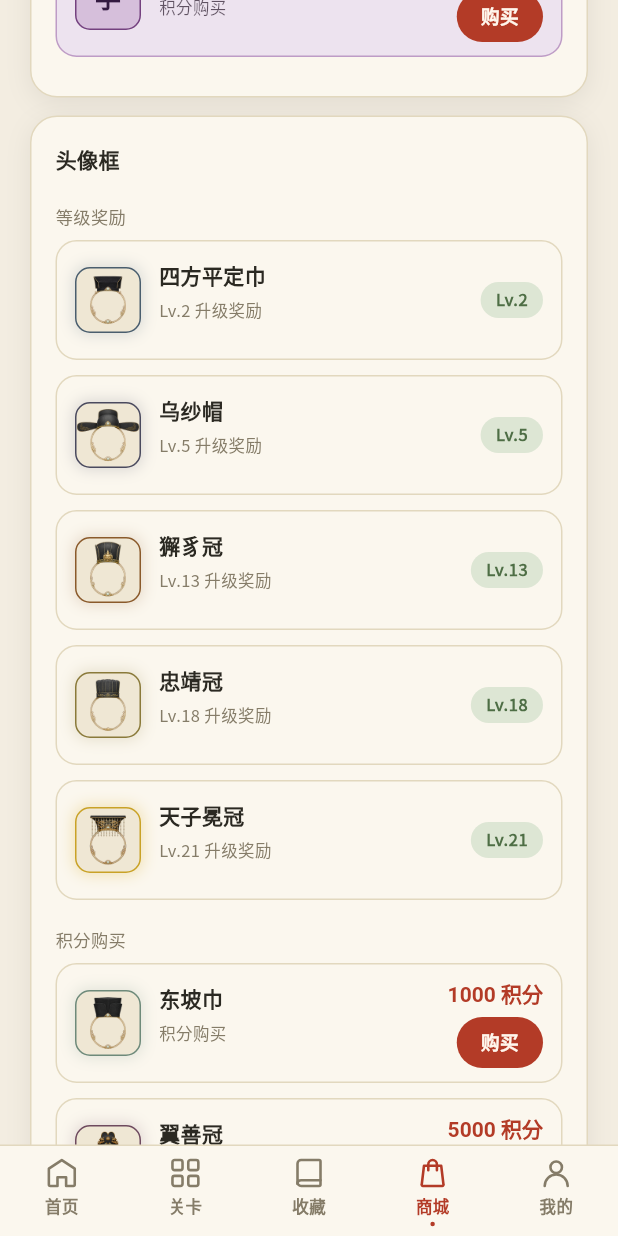
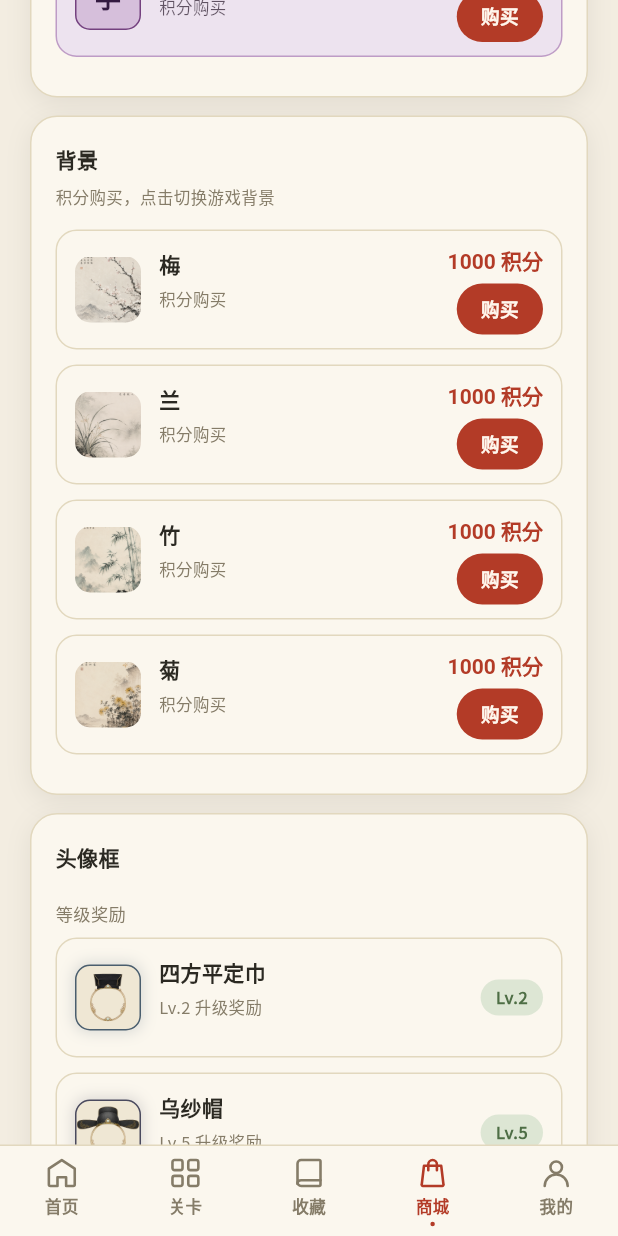
Before and after one commit to warrior2005/idiom_crossword, a Flutter app: the screen it shows after launch, item 4 of the bottom bar chosen, scrolled down 1728 dp, on a phone screen of 412 x 824 dp. Run offline on Flutter 3.47's test engine with Material 3 defaults, Android fonts, the phone set to English and light mode, and no system bars; our stand-ins replace audioplayers, drift, flutter_riverpod, flutter_svg, google_mobile_ads, image_picker and 1 more; missing offline and left inert: app_tracking_transparency, games_services, sqlite3; accounts and stored records are empty; generated files the repository leaves out were written again; Roboto replaces fonts that are missing (Noto Serif SC); statements that could not run were skipped.

Commit message:
添加背景图

```diff
--- a/lib/src/ui/screens/game_screen.dart
+++ b/lib/src/ui/screens/game_screen.dart
@@ -1385,13 +1385,14 @@ class _GameScreenState extends ConsumerState<GameScreen> {
 
   @override
   Widget build(BuildContext context) {
+    final activeBackground = ref.watch(playerProvider).activeBackground;
     return Scaffold(
       backgroundColor: AppColors.bg,
       body: Stack(
         children: [
           Positioned.fill(
             child: Image.asset(
-              'assets/images/background_default.png',
+              backgroundAsset(activeBackground),
               fit: BoxFit.cover,
             ),
           ),
--- a/lib/src/ui/screens/shop_screen.dart
+++ b/lib/src/ui/screens/shop_screen.dart
@@ -352,6 +352,32 @@ class _ShopScreenState extends ConsumerState<ShopScreen> {
     _showSnack('已切换头像框：${def?.name ?? id}');
   }
 
+  Future<void> _onBackgroundTap(
+    BuildContext context,
+    WidgetRef ref,
+    String id,
+  ) async {
+    final notifier = ref.read(playerProvider.notifier);
+    final player = ref.read(playerProvider);
+    final def = backgroundById(id);
+    final isOwned = player.ownedDecorations.contains('background_$id');
+    if (!isOwned && def != null) {
+      final confirmed = await _confirmPurchase(context, def.name, def.points);
+      if (!confirmed) return;
+      final ok = await notifier.spendPoints(def.points);
+      if (!ok) {
+        _showSnack('积分不足，可观看广告赚取积分');
+        return;
+      }
+      await notifier.unlockBackground(id);
+      await notifier.setActiveBackground(id);
+      _showSnack('已购买并切换背景：${def.name}');
+      return;
+    }
+    await notifier.setActiveBackground(id);
+    _showSnack('已切换背景：${def?.name ?? id}');
+  }
+
   Future<void> _onEffectTap(
     BuildContext context,
     WidgetRef ref,
@@ -493,6 +519,11 @@ class _ShopScreenState extends ConsumerState<ShopScreen> {
                     owned: player.ownedDecorations,
                     active: player.activeGridSkin,
                     onSelect: (id) => _onSkinTap(context, ref, id),
+                  ),
+                  _BackgroundsCard(
+                    owned: player.ownedDecorations,
+                    active: player.activeBackground,
+                    onSelect: (id) => _onBackgroundTap(context, ref, id),
                   ),
                   _FramesCard(
                     owned: player.ownedDecorations,
@@ -1219,6 +1250,108 @@ class _DecoTile extends StatelessWidget {
   }
 }
 
+/// 游戏背景选择卡
+class _BackgroundsCard extends StatelessWidget {
+  final Set<String> owned;
+  final String active;
+  final ValueChanged<String> onSelect;
+
+  const _BackgroundsCard({
+    required this.owned,
+    required this.active,
+    required this.onSelect,
+  });
+
+  @override
+  Widget build(BuildContext context) {
+    return _DecoCard(
+      title: '背景',
+      hint: '积分购买，点击切换游戏背景',
+      children: [
+        for (final bg in backgrounds)
+          _BackgroundTile(
+            bg: bg,
+            isActive: active == bg.id,
+            isOwned: owned.contains('background_${bg.id}'),
+            onTap: () => onSelect(bg.id),
+          ),
+      ],
+    );
+  }
+}
+
+class _BackgroundTile extends StatelessWidget {
+  final BackgroundDef bg;
+  final bool isActive;
+  final bool isOwned;
+  final VoidCallback onTap;
+
+  const _BackgroundTile({
+    required this.bg,
+    required this.isActive,
+    required this.isOwned,
+    required this.onTap,
+  });
+
+  @override
+  Widget build(BuildContext context) {
+    final statusText = isActive
+        ? '使用中'
+        : isOwned
+        ? '已拥有'
+        : '积分购买';
+    return GestureDetector(
+      onTap: onTap,
+      child: Container(
+        height: kShopItemHeight,
+        margin: const EdgeInsets.only(bottom: 10),
+        padding: const EdgeInsets.symmetric(horizontal: 12, vertical: 10),
+        decoration: BoxDecoration(
+          color: AppColors.surface,
+          borderRadius: BorderRadius.circular(14),
+          border: Border.all(
+            color: isActive ? AppColors.accent : AppColors.border,
+            width: isActive ? 2 : 1,
+          ),
+        ),
+        child: Row(
+          children: [
+            ClipRRect(
+              borderRadius: BorderRadius.circular(10),
+              child: SizedBox(
+                width: 44,
+                height: 44,
+                child: Image.asset(bg.asset, fit: BoxFit.cover),
+              ),
+            ),
+            const SizedBox(width: 12),
+            Expanded(
+              child: Column(
+                crossAxisAlignment: CrossAxisAlignment.start,
+                children: [
+                  Text(
+                    bg.name,
+                    style: bodyStyle(size: 14, weight: FontWeight.w600),
+                  ),
+                  const SizedBox(height: 2),
+                  Text(
+                    statusText,
+                    style: bodyStyle(size: 11, color: AppColors.muted),
+                  ),
+                ],
+              ),
+            ),
+            if (isActive)
+              BadgeSoft('使用中', color: BadgeSoftColor.gold)
+            else if (!isOwned)
+              _PurchaseBlock(priceText: '${bg.points} 积分', onBuy: onTap),
+          ],
+        ),
+      ),
+    );
+  }
+}
+
 class _IconBox extends StatelessWidget {
   final String iconName;
   final Color bg;
--- a/lib/src/ui/theme/decoration_catalog.dart
+++ b/lib/src/ui/theme/decoration_catalog.dart
@@ -39,6 +39,61 @@ class TitleEffectDef {
     required this.glow,
   });
 }
+
+/// 游戏背景定义
+class BackgroundDef {
+  final String id;
+  final String name;
+  final String asset;
+  final int points;
+
+  const BackgroundDef({
+    required this.id,
+    required this.name,
+    required this.asset,
+    required this.points,
+  });
+}
+
+const String kDefaultBackgroundAsset = 'assets/images/background_default.png';
+
+/// 游戏背景目录（积分购买）
+const List<BackgroundDef> backgrounds = [
+  BackgroundDef(
+    id: 'mei',
+    name: '梅',
+    asset: 'assets/images/梅.png',
+    points: 1000,
+  ),
+  BackgroundDef(
+    id: 'lan',
+    name: '兰',
+    asset: 'assets/images/兰.png',
+    points: 1000,
+  ),
+  BackgroundDef(
+    id: 'zhu',
+    name: '竹',
+    asset: 'assets/images/竹.png',
+    points: 1000,
+  ),
+  BackgroundDef(
+    id: 'ju',
+    name: '菊',
+    asset: 'assets/images/菊.png',
+    points: 1000,
+  ),
+];
+
+BackgroundDef? backgroundById(String id) {
+  for (final def in backgrounds) {
+    if (def.id == id) return def;
+  }
+  return null;
+}
+
+String backgroundAsset(String id) =>
+    backgroundById(id)?.asset ?? kDefaultBackgroundAsset;
 
 /// 头像框目录（等级奖励解锁 / 积分购买）
 const List<AvatarFrameDef> avatarFrames = [
```
Also changed, not shown: lib/src/state/player_state.dart (+26 -0 lines), assets/images/兰.png (added), assets/images/梅.png (added), assets/images/竹.png (added), assets/images/菊.png (added), 1 other file.
